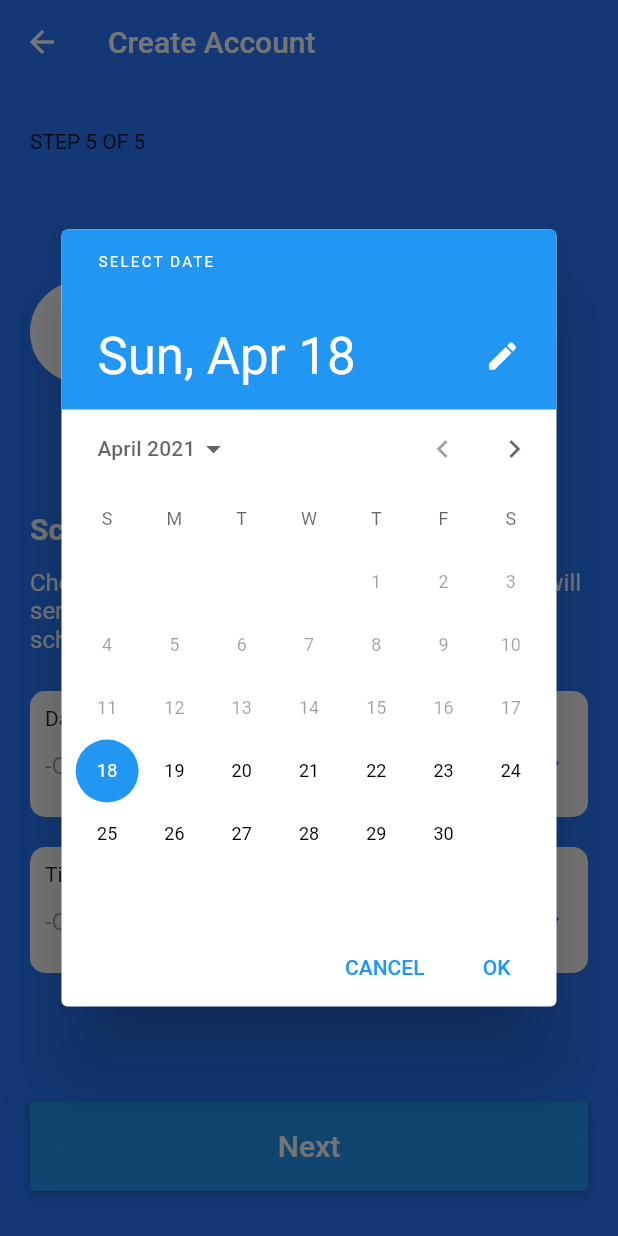
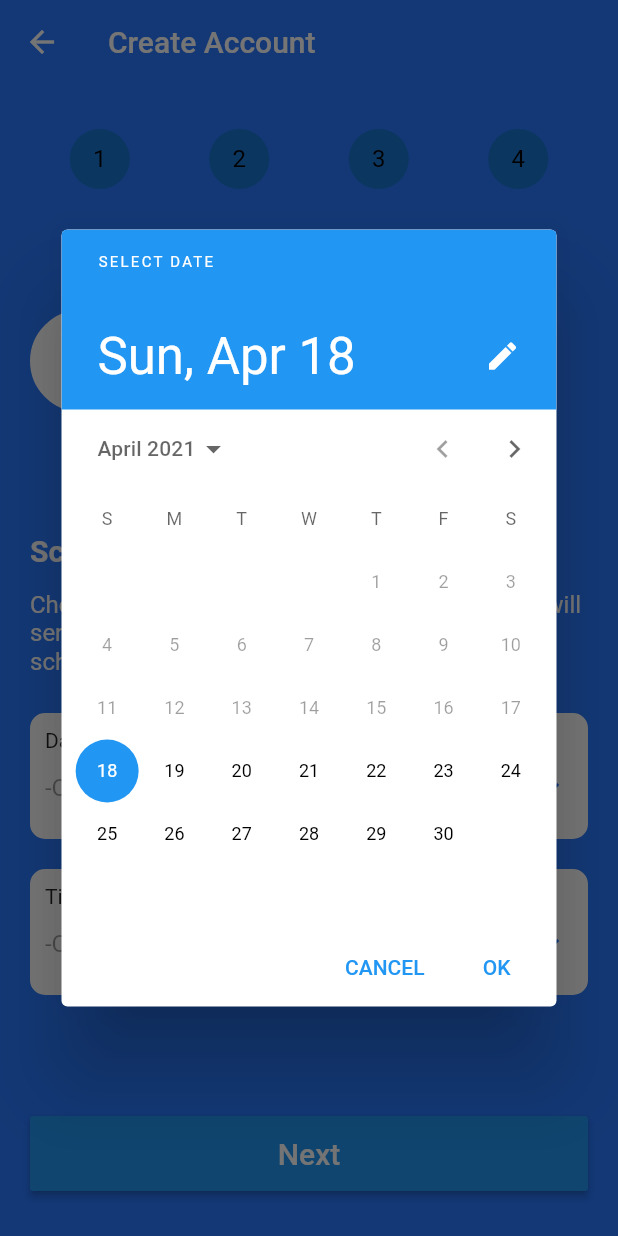
Before and after one commit to jonathan-deni/flutter_assignment, a Flutter app: the VideoCall screen opened by its route, after a tap on the "keyboard arrow down" icon, on a phone screen of 412 x 824 dp. Run offline on Flutter 3.47's test engine with Material 2 defaults, Android fonts, the phone set to English and light mode, and no system bars.

Commit message:
Progress Widget on all pages

```diff
--- a/lib/models/account.dart
+++ b/lib/models/account.dart
@@ -1,12 +1,12 @@
 class Account {
-  String email = '';
-  String password = '';
-  String vCallDate = '';
-  String vCallTime = '';
-  String goals = '';
-  String income = '';
-  String expense = '';
+  String email;
+  String password;
+  DateTime vCallDateTime;
+  String goals;
+  String income;
+  String expense;
+  int progress;
 
-  Account({this.email, this.password, this.vCallDate, this.vCallTime, this.goals, this.income, this.expense});
+  // Account({this.email, this.password, this.vCallDateTime, this.goals, this.income, this.expense, this.progress});
 
 }
--- a/lib/pages/password.dart
+++ b/lib/pages/password.dart
@@ -1,6 +1,7 @@
 import 'package:flutter/material.dart';
 import 'package:flutter_assignment/models/account.dart';
 import 'package:flutter_assignment/widgets/next_button.dart';
+import 'package:flutter_assignment/widgets/progress_widget.dart';
 
 class Password extends StatefulWidget {
   @override
@@ -43,9 +44,7 @@ class _PasswordState extends State<Password> {
           child: Column(
             mainAxisAlignment: MainAxisAlignment.spaceBetween,
             children: <Widget>[
-              Row(
-                children: <Widget>[Text('STEP 1 OF 5')],
-              ),
+              ProgressWidget(),
               Column(
                 crossAxisAlignment: CrossAxisAlignment.start,
                 mainAxisSize: MainAxisSize.max,
--- a/lib/pages/video_call.dart
+++ b/lib/pages/video_call.dart
@@ -1,7 +1,9 @@
+import 'package:flutter/cupertino.dart';
 import 'package:flutter/material.dart';
 import 'package:intl/intl.dart';
 import 'package:flutter_assignment/models/account.dart';
 import 'package:flutter_assignment/widgets/next_button.dart';
+import 'package:flutter_assignment/widgets/progress_widget.dart';
 
 class VideoCall extends StatefulWidget {
   @override
@@ -13,12 +15,121 @@ class _VideoCallState extends State<VideoCall> {
   final account = Account();
 
   DateTime currentDate;
-  TimeOfDay currentTime;
+  DateTime currentTime;
   TextEditingController dateTextController = TextEditingController();
   TextEditingController timeTextController = TextEditingController();
 
   @override
   Widget build(BuildContext context) {
+    /// This builds material date picker in Android
+    buildMaterialDatePicker(BuildContext context) async {
+      final DateTime picked = await showDatePicker(
+        context: context,
+        initialDate: currentDate != null ? currentDate : DateTime.now(),
+        firstDate: DateTime.now(),
+        lastDate: DateTime(2022),
+        builder: (context, child) {
+          return Theme(
+            data: ThemeData.light(),
+            child: child,
+          );
+        },
+      );
+      if (picked != null && picked != currentDate)
+        setState(() {
+          currentDate = picked;
+          dateTextController.text = DateFormat('EEEE, dd MMMM y').format(picked);
+        });
+    }
+
+    /// This builds cupertion date picker in iOS
+    buildCupertinoDatePicker(BuildContext context) {
+      showModalBottomSheet(
+          context: context,
+          builder: (BuildContext builder) {
+            return Container(
+              height: MediaQuery.of(context).copyWith().size.height / 3,
+              color: Colors.white,
+              child: CupertinoDatePicker(
+                mode: CupertinoDatePickerMode.date,
+                onDateTimeChanged: (picked) {
+                  if (picked != null && picked != currentDate)
+                    setState(() {
+                      currentDate = picked;
+                      dateTextController.text = DateFormat('EEEE, dd MMMM y').format(picked);
+                    });
+                },
+                initialDateTime: currentDate != null ? currentDate : DateTime.now(),
+                minimumYear: int.parse(DateFormat('y').format(DateTime.now())),
+                maximumYear: 2022,
+              ),
+            );
+          });
+    }
+
+    buildMaterialTimePicker(BuildContext context) {
+      DateTime selectedDate = currentDate != null ? currentDate : new DateTime.now();
+      showTimePicker(
+          context: context,
+          initialTime: TimeOfDay.now()
+      ).then((value) => setState(() => {
+        currentTime = new DateTime(selectedDate.year, selectedDate.month, selectedDate.day, value.hour, value.minute),
+        timeTextController.text = DateFormat('jm').format(currentTime)
+      }));
+    }
+
+    buildCupertinoTimePicker(BuildContext context) {
+      showModalBottomSheet(
+          context: context,
+          builder: (BuildContext builder) {
+            return Container(
+              height: MediaQuery.of(context).copyWith().size.height / 3,
+              color: Colors.white,
+              child: CupertinoDatePicker(
+                  mode: CupertinoDatePickerMode.time,
+                  onDateTimeChanged: (picked) {
+                    if (picked != null && picked != currentDate)
+                      print(picked);
+                      setState(() {
+                        currentTime = picked;
+                        timeTextController.text = DateFormat('jm').format(picked);
+                      });
+                    },
+                  ),
+            );
+          });
+    }
+
+    _selectDate(BuildContext context) async {
+      final ThemeData theme = Theme.of(context);
+      assert(theme.platform != null);
+      switch (theme.platform) {
+        case TargetPlatform.android:
+        case TargetPlatform.fuchsia:
+        case TargetPlatform.linux:
+        case TargetPlatform.windows:
+          return buildMaterialDatePicker(context);
+        case TargetPlatform.iOS:
+        case TargetPlatform.macOS:
+          return buildCupertinoDatePicker(context);
+      }
+    }
+
+    _selectTime(BuildContext context) async {
+      final ThemeData theme = Theme.of(context);
+      assert(theme.platform != null);
+      switch (theme.platform) {
+        case TargetPlatform.android:
+        case TargetPlatform.fuchsia:
+        case TargetPlatform.linux:
+        case TargetPlatform.windows:
+          return buildMaterialTimePicker(context);
+        case TargetPlatform.iOS:
+        case TargetPlatform.macOS:
+          return buildCupertinoTimePicker(context);
+      }
+    }
+
     return Scaffold(
         backgroundColor: Colors.blueAccent[400],
         appBar: AppBar(
@@ -34,9 +145,7 @@ class _VideoCallState extends State<VideoCall> {
               mainAxisAlignment: MainAxisAlignment.spaceBetween,
               mainAxisSize: MainAxisSize.max,
               children: <Widget>[
-                Row(
-                  children: <Widget>[Text('STEP 5 OF 5')],
-                ),
+                ProgressWidget(),
                 Row(
                   children: <Widget>[
                     Container(
@@ -117,15 +226,7 @@ class _VideoCallState extends State<VideoCall> {
                                           color: Colors.blueAccent[400],
                                         ),
                                         onPressed: () {
-                                          showDatePicker(
-                                              context: context,
-                                              initialDate: currentDate != null ? currentDate : DateTime.now(),
-                                              firstDate: DateTime.now(),
-                                              lastDate: DateTime(2022)
-                                          ).then((value) => setState(() => {
-                                            currentDate = value,
-                                            dateTextController.text = DateFormat('EEEE, dd MMMM y').format(value)
-                                          }));
+                                          _selectDate(context);
                                         },
                                       )
                                     ),
@@ -171,13 +272,7 @@ class _VideoCallState extends State<VideoCall> {
                                             color: Colors.blueAccent[400],
                                           ),
                                           onPressed: () {
-                                            showTimePicker(
-                                                context: context,
-                                                initialTime: TimeOfDay.now()
-                                            ).then((value) => setState(() => {
-                                              currentTime = value,
-                                              timeTextController.text = value.format(context)
-                                            }));
+                                            _selectTime(context);
                                           },
                                         )
                                     ),
@@ -188,91 +283,6 @@ class _VideoCallState extends State<VideoCall> {
                           ),
                         ],
                       ),
-                      // Builder(
-                      //   builder: (context) => Form(
-                      //     key: formKey,
-                      //     child:
-                      //     Column(
-                      //       mainAxisAlignment: MainAxisAlignment.center,
-                      //       mainAxisSize: MainAxisSize.max,
-                      //       children: <Widget>[
-                      //         Container(
-                      //           decoration: BoxDecoration(
-                      //             color: Colors.white,
-                      //             borderRadius: BorderRadius.circular(10),
-                      //             border: Border.all(
-                      //               color: Colors.white,
-                      //               width: 10,
-                      //             ),
-                      //           ),
-                      //           child: Column(
-                      //             crossAxisAlignment: CrossAxisAlignment.start,
-                      //             children: <Widget>[
-                      //               // Text('Date'),
-                      //               Text('${currentDate.toString()}'),
-                      //               DropdownButtonFormField(
-                      //                 value: currentDate,
-                      //                 decoration: InputDecoration(
-                      //                     enabledBorder: UnderlineInputBorder(
-                      //                         borderSide: BorderSide(color: Colors.white)
-                      //                     )
-                      //                 ),
-                      //
-                      //                 // items: goalsList.map((goals) {
-                      //                 //   return DropdownMenuItem(
-                      //                 //     value: goals,
-                      //                 //     child: Text('$goals'),
-                      //                 //   );
-                      //                 // }).toList(),
-                      //                 hint: Text('-Choose Option-'),
-                      //                 disabledHint: Text('-Choose Option-'),
-                      //                 onChanged: (val) => setState(() => currentDate = val),
-                      //                 onSaved: (val) => setState(() => account.vCallDate = val),
-                      //               ),
-                      //             ],
-                      //           ),
-                      //         ),
-                      //         SizedBox(height: 20.0,),
-                      //         Container(
-                      //           decoration: BoxDecoration(
-                      //             color: Colors.white,
-                      //             borderRadius: BorderRadius.circular(10),
-                      //             border: Border.all(
-                      //               color: Colors.white,
-                      //               width: 10,
-                      //             ),
-                      //           ),
-                      //           child: Column(
-                      //             crossAxisAlignment: CrossAxisAlignment.start,
-                      //             children: <Widget>[
-                      //               Text('${currentTime.toString()}'),
-                      //               // Text('Time'),
-                      //               DropdownButtonFormField(
-                      //                 value: currentTime.toString(),
-                      //                 decoration: InputDecoration(
-                      //                     enabledBorder: UnderlineInputBorder(
-                      //                         borderSide: BorderSide(color: Colors.white)
-                      //                     )
-                      //                 ),
-                      //                 // items: incomeList.map((goals) {
-                      //                 //   return DropdownMenuItem(
-                      //                 //     value: goals,
-                      //                 //     child: Text('$goals'),
-                      //                 //   );
-                      //                 // }).toList(),
-                      //                 hint: Text('-Choose Option-'),
-                      //                 disabledHint: Text('-Choose Option-'),
-                      //                 // onChanged: (val) => setState(() => currentTime = val),
-                      //                 onSaved: (val) => setState(() => account.vCallTime = val),
-                      //               ),
-                      //             ],
-                      //           ),
-                      //         ),
-                      //
-                      //       ],
-                      //     ),
-                      //   ),
-                      // ),
                     ]),
                 Column(
                   children: <Widget>[
--- a/lib/widgets/next_button.dart
+++ b/lib/widgets/next_button.dart
@@ -10,7 +10,7 @@ class NextButton extends StatelessWidget {
   Widget build(BuildContext context) {
     return ButtonTheme(
         minWidth: 500,
-        height: 60,
+        height: 50,
         child: RaisedButton(
           onPressed: onPressNextButton,
           child: Text(
--- /dev/null
+++ b/lib/widgets/progress_widget.dart
@@ -0,0 +1,74 @@
+import 'package:flutter/material.dart';
+import 'package:flutter_assignment/models/account.dart';
+
+class ProgressWidget extends StatefulWidget {
+  const ProgressWidget({
+    Key key,
+  }) : super(key: key);
+
+  @override
+  _ProgressWidgetState createState() => _ProgressWidgetState();
+}
+
+class _ProgressWidgetState extends State<ProgressWidget> {
+  final account = Account();
+
+  @override
+  Widget build(BuildContext context) {
+    // int progress = account.progress;
+    // print(account.progress);
+
+    return Row(
+      children: <Widget>[
+        Expanded(
+          flex: 1,
+          child: CircleAvatar(
+            child:Text(
+              '1',
+              style: TextStyle(
+                  color: Colors.black
+              ),
+            ),
+            // backgroundColor: progress != null && progress >= 1 ? Colors.red : Colors.white,
+          ),
+        ),
+        Expanded(
+          flex: 1,
+          child: CircleAvatar(
+            child:Text(
+              '2',
+              style: TextStyle(
+                  color: Colors.black
+              ),
+            ),
+            // backgroundColor: progress != null && progress >= 2 ? Colors.red : Colors.white,
+          ),
+        ),
+        Expanded(
+          flex: 1,
+          child: CircleAvatar(
+            child:Text(
+              '3',
+              style: TextStyle(
+                  color: Colors.black
+              ),
+            ),
+            // backgroundColor: progress != null && progress >= 3 ? Colors.red : Colors.white,
+          ),
+        ),
+        Expanded(
+          flex: 1,
+          child: CircleAvatar(
+            child:Text(
+              '4',
+              style: TextStyle(
+                  color: Colors.black
+              ),
+            ),
+            // backgroundColor: progress != null && progress >= 4 ? Colors.red : Colors.white,
+          ),
+        ),
+      ],
+    );
+  }
+}
```
Also changed, not shown: lib/pages/personal_info.dart (+7 -7 lines), lib/pages/welcome.dart (+12 -11 lines), 1 other file.
